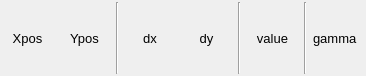
Before: the Qt Designer form UIs/nSbarra.ui in NeutrinoToolkit/Neutrino, drawn with Qt 5.
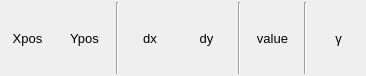
After: the same form once the commit is applied.

Commit message: gamma implemented as property

```diff
--- a/UIs/nSbarra.ui
+++ b/UIs/nSbarra.ui
@@ -89,7 +89,10 @@
       <string>γ color</string>
      </property>
      <property name="text">
-      <string>gamma</string>
+      <string>γ</string>
+     </property>
+     <property name="alignment">
+      <set>Qt::AlignCenter</set>
      </property>
     </widget>
    </item>
```
The commit also changes 12 other files.
